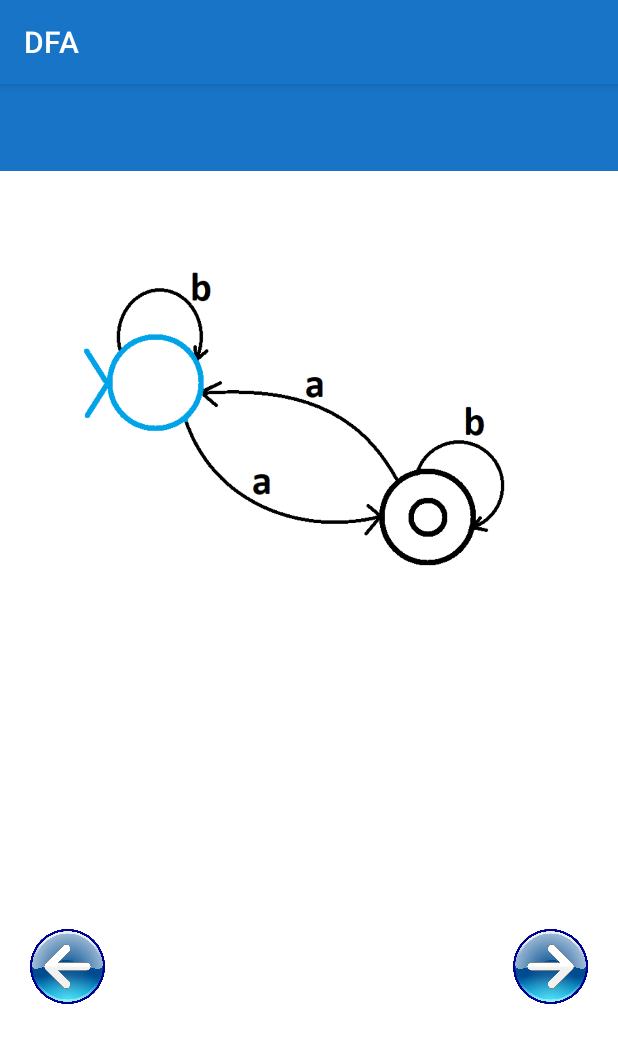
After one commit to Teaching-projects/SZE-FONYA-2021-DFA, an Android app: the fragment SimulationFragment shown on its own in the app's theme, on a phone screen of 412 x 824 dp. The commit adds this screen. Shown: the top 1043 px of the screen. Run offline under Robolectric (Android 15) with nearby library versions, the phone set to English and light mode, and no system bars; our stand-ins replace data binding; Roboto replaces fonts that are not available here.

Commit message:
dfa simulation

```diff
--- a/DFA/app/src/main/java/com/vidapetra/dfa/automata/Dfa.kt
+++ b/DFA/app/src/main/java/com/vidapetra/dfa/automata/Dfa.kt
@@ -2,8 +2,27 @@ package com.vidapetra.dfa.automata
 
 data class Dfa (
     var states: List<State>,
-    var transitions: List<Transition>
-)
+    var transitions: List<Transition>,
+    var aktState: Int = 0
+) {
+    fun nextState(char: Char) : Int {
+        for(t in transitions){
+           if(t.from == aktState && t.with == char){
+               return t.to
+           }
+        }
+        return -1
+    }
+
+    fun previousState(char: Char) : Int{
+        for(t in transitions){
+            if(t.to == aktState && t.with == char){
+                return t.from
+            }
+        }
+        return -1
+    }
+}
 
 data class State (
     var init: Boolean,
@@ -11,7 +30,7 @@ data class State (
 )
 
 data class Transition (
-    var from: State,
-    var to: State,
+    var from: Int,
+    var to: Int,
     var with: Char
 )
--- /dev/null
+++ b/DFA/app/src/main/java/com/vidapetra/dfa/ui/SimulationFragment.kt
@@ -0,0 +1,117 @@
+package com.vidapetra.dfa.ui
+
+import android.os.Bundle
+import android.view.View
+import androidx.core.content.ContextCompat
+import androidx.core.os.bundleOf
+import androidx.fragment.app.viewModels
+import androidx.lifecycle.ViewModel
+import com.myitsolver.baseandroidapp.fragments.BaseBindingFragment
+import com.myitsolver.baseandroidapp.util.ifContainsInt
+import com.myitsolver.baseandroidapp.util.ifContainsString
+import com.myitsolver.baseandroidapp.util.mutableLiveDataOf
+import com.vidapetra.dfa.R
+import com.vidapetra.dfa.automata.Dfa
+import com.vidapetra.dfa.automata.State
+import com.vidapetra.dfa.automata.Transition
+import com.vidapetra.dfa.databinding.FragmentSimulationBinding
+import com.vidapetra.dfa.logic.Router
+import com.vidapetra.dfa.logic.applicationContext
+import kotlinx.android.synthetic.main.fragment_simulation.*
+
+
+class SimulationFragment : BaseBindingFragment<FragmentSimulationBinding>(){
+    override val layoutResId: Int = com.vidapetra.dfa.R.layout.fragment_simulation
+
+    private val viewModel by viewModels<SimulationViewModel>()
+
+    override fun onBindingCreated(binding: FragmentSimulationBinding) {
+        super.onBindingCreated(binding)
+        binding.vm = viewModel
+    }
+
+    override fun onViewCreated(view: View, savedInstanceState: Bundle?) {
+        super.onViewCreated(view, savedInstanceState)
+        /*arguments?.ifContainsInt("dfa") {
+            viewModel.dfa = it
+        }*/
+        arguments?.ifContainsString("input") {
+            viewModel.end.postValue(it)
+        }
+
+        // ide még kell ha más automata jön
+        dfa.setImageResource(R.drawable.dfa1_1)
+
+
+        next.setOnClickListener {
+            var aktbegin = viewModel.begin.value ?: ""
+            var aktend = viewModel.end.value ?: ""
+            if(aktend.isNotEmpty()) {
+                aktbegin = aktbegin.plus(aktend[0])
+                aktend = aktend.removeRange(startIndex = 0, endIndex = 1)
+                viewModel.begin.postValue(aktbegin)
+                viewModel.end.postValue(aktend)
+                viewModel.dfa.aktState = viewModel.dfa.nextState(aktbegin[aktbegin.length - 1])
+                if(aktend.isNotEmpty()) {
+                    val name = "dfa1_" + (viewModel.dfa.aktState + 1)
+                    val resourceId = resources.getIdentifier(name, "drawable", context?.getPackageName())
+                    dfa.setImageResource(resourceId)
+                } else {
+                    // tovább nyíl csere
+
+
+                    val name = "dfa1_" + (viewModel.dfa.aktState + 1) + "_end"
+                    val resourceId = resources.getIdentifier(name, "drawable", context?.getPackageName())
+                    dfa.setImageResource(resourceId)
+                }
+            }
+        }
+        back.setOnClickListener {
+            var aktbegin = viewModel.begin.value ?: ""
+            var aktend = viewModel.end.value ?: ""
+            if(aktbegin.isNotEmpty()) {
+                viewModel.dfa.aktState = viewModel.dfa.previousState(aktbegin[aktbegin.length - 1])
+                aktend = aktbegin[aktbegin.length - 1] + aktend
+                aktbegin = aktbegin.substring(0, aktbegin.length - 1)
+                viewModel.begin.postValue(aktbegin)
+                viewModel.end.postValue(aktend)
+                val name = "dfa1_" + (viewModel.dfa.aktState + 1)
+                val resourceId = resources.getIdentifier(name, "drawable", context?.getPackageName())
+                dfa.setImageResource(resourceId)
+
+            }
+        }
+    }
+
+}
+
+
+
+class SimulationViewModel : ViewModel(){
+
+    var state1 = State(true, false)
+    var state2 = State(false, true)
+    val states = listOf(state1, state2)
+
+    var transition1 = Transition(0, 1, 'a')
+    var transition2 = Transition(0, 0, 'b')
+    var transition3 = Transition(1, 1, 'b')
+    var transition4 = Transition(1, 0, 'a')
+    val transitions = listOf<Transition>(transition1, transition2, transition3, transition4)
+
+    var dfa = Dfa(states, transitions)
+
+    var begin = mutableLiveDataOf("")
+    var end = mutableLiveDataOf("")
+
+    init {
+
+    }
+
+}
+
+fun openSimulation(dfa: Int, input: String){
+    Router.loadFragment(SimulationFragment().apply {
+        arguments = bundleOf("input" to input)
+    }, params = {forceNoAddAgain()})
+}
--- /dev/null
+++ b/DFA/app/src/main/res/layout/fragment_simulation.xml
@@ -0,0 +1,90 @@
+<?xml version="1.0" encoding="utf-8"?>
+<layout xmlns:android="http://schemas.android.com/apk/res/android"
+    xmlns:app="http://schemas.android.com/apk/res-auto"
+    xmlns:tools="http://schemas.android.com/tools">
+
+    <data>
+
+        <variable
+            name="vm"
+            type="com.vidapetra.dfa.ui.SimulationViewModel" />
+
+    </data>
+
+    <androidx.constraintlayout.widget.ConstraintLayout
+        android:background="@color/white"
+        android:layout_width="match_parent"
+        android:layout_height="match_parent">
+
+        <View
+            android:layout_width="0dp"
+            android:layout_height="58dp"
+            android:gravity="center"
+            android:background="@color/primary"
+            android:id="@+id/view"
+            app:layout_constraintTop_toTopOf="parent"
+            app:layout_constraintLeft_toLeftOf="parent"
+            app:layout_constraintRight_toRightOf="parent"
+            android:textStyle="bold"/>
+
+        <ImageView
+            android:id="@+id/dfa"
+            android:layout_width="350dp"
+            android:layout_height="350dp"
+            android:padding="5dp"
+            android:scaleType="centerCrop"
+            android:src="@drawable/dfa1"
+            app:layout_constraintEnd_toEndOf="parent"
+            app:layout_constraintStart_toStartOf="parent"
+            app:layout_constraintTop_toBottomOf="@+id/view" />
+
+        <ImageView
+            android:id="@+id/back"
+            android:layout_width="50dp"
+            android:layout_height="50dp"
+            android:src="@drawable/back"
+            app:layout_constraintBottom_toBottomOf="parent"
+            app:layout_constraintStart_toStartOf="parent"
+            app:layout_constraintTop_toBottomOf="@+id/dfa"
+            android:layout_marginStart="20dp"/>
+
+        <LinearLayout
+            android:layout_width="wrap_content"
+            android:layout_height="wrap_content"
+            app:layout_constraintBottom_toBottomOf="@+id/back"
+            app:layout_constraintEnd_toStartOf="@+id/next"
+            app:layout_constraintStart_toEndOf="@+id/back"
+            app:layout_constraintTop_toTopOf="@+id/back">
+
+            <TextView
+                android:id="@+id/tvBegin"
+                android:layout_width="wrap_content"
+                android:layout_height="wrap_content"
+                android:text="@={vm.begin}"
+                android:textColor="@color/greyMedium"
+                android:textSize="25dp"
+                android:textStyle="italic"/>
+
+            <TextView
+                android:id="@+id/tvEnd"
+                android:layout_width="wrap_content"
+                android:layout_height="wrap_content"
+                android:text="@={vm.end}"
+                android:textColor="@color/blueDark"
+                android:textSize="40dp"
+                android:textStyle="bold" />
+
+        </LinearLayout>
+
+        <ImageView
+            android:id="@+id/next"
+            android:layout_width="50dp"
+            android:layout_height="50dp"
+            android:layout_marginEnd="20dp"
+            android:src="@drawable/next"
+            app:layout_constraintBottom_toBottomOf="parent"
+            app:layout_constraintEnd_toEndOf="parent"
+            app:layout_constraintTop_toBottomOf="@+id/dfa" />
+
+    </androidx.constraintlayout.widget.ConstraintLayout>
+</layout>
```
Also changed, not shown: DFA/app/src/main/java/com/vidapetra/dfa/ui/DfaFragment.kt (+2 -13 lines), DFA/app/src/main/res/drawable/back.png (added), DFA/app/src/main/res/drawable/dfa1_1.png (added), DFA/app/src/main/res/drawable/dfa1_1_end.png (added), DFA/app/src/main/res/drawable/dfa1_2.png (added), DFA/app/src/main/res/drawable/dfa1_2_end.png (added), DFA/app/src/main/res/drawable/next.png (added).
